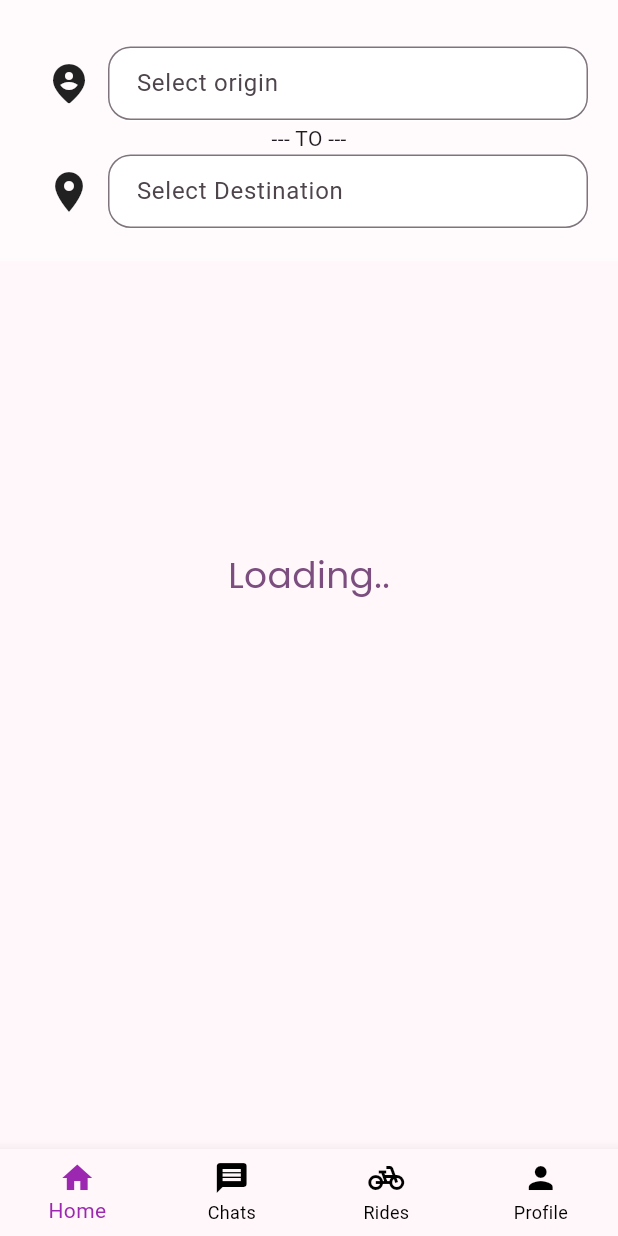
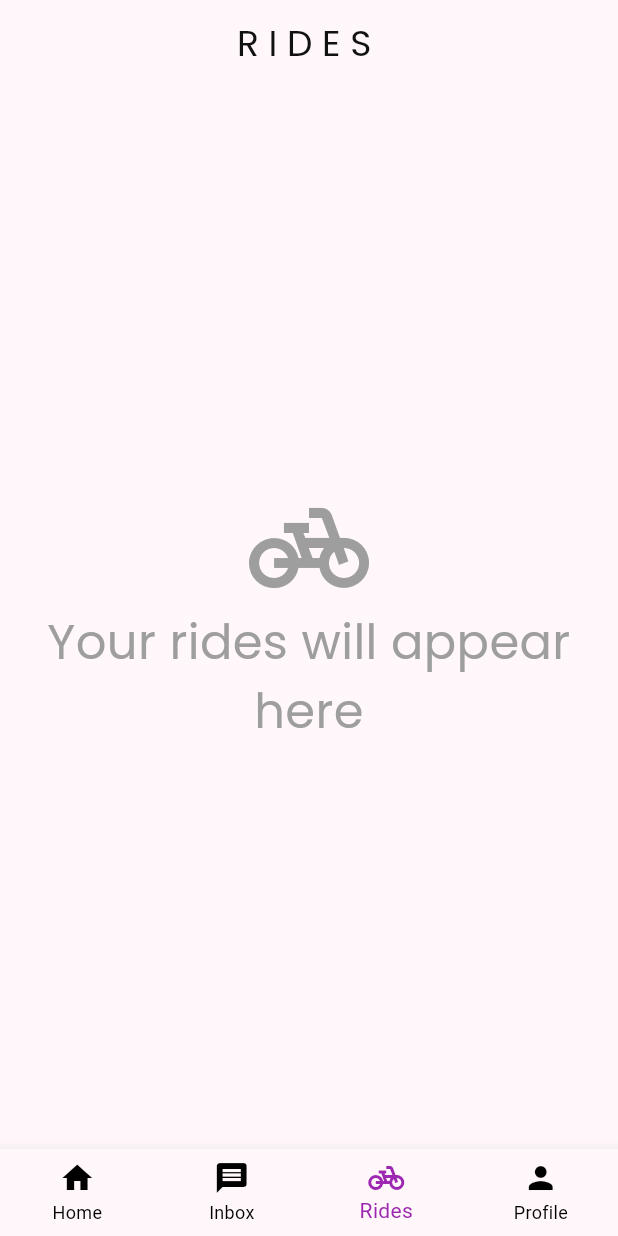
Before and after one commit to atnakayrus/shared_commute, a Flutter app: the screen it shows once a user with an empty profile is signed in, on a phone screen of 412 x 824 dp. Run offline on Flutter 3.47's test engine with Material 3 defaults, Android fonts, the phone set to English and light mode, and no system bars; our stand-ins replace cloud_firestore, firebase_auth, firebase_core, fluttertoast, google_fonts, google_maps_flutter and 1 more; missing offline and left inert: flutter_config_plus, flutter_polyline_points; accounts and stored records are empty.

```diff
--- a/lib/views/pages/home_wrapper/home_wrapper.dart
+++ b/lib/views/pages/home_wrapper/home_wrapper.dart
@@ -1,8 +1,8 @@
 import 'package:flutter/material.dart';
 import 'package:shared_commute/views/pages/home_wrapper/profile_page/profile_page.dart';
 import 'package:shared_commute/views/pages/home_wrapper/rides_page/rides_page.dart';
-import 'package:shared_commute/views/pages/home_wrapper/chats_page/chats_page.dart';
-import 'package:shared_commute/views/pages/home_wrapper/home_page/home_page.dart';
+import 'package:shared_commute/views/pages/home_wrapper/inbox_page/inbox_page.dart';
+import 'package:shared_commute/views/pages/home_wrapper/search_page/search_page.dart';
 
 class HomeWrapper extends StatefulWidget {
   static const pageId = '/home';
@@ -13,20 +13,20 @@ class HomeWrapper extends StatefulWidget {
 }
 
 class _HomeWrapperState extends State<HomeWrapper> {
-  int selected = 0;
+  int selected = 2;
 
   Widget selectedPage(selectedPage) {
     switch (selectedPage) {
       case 0:
-        return const HomePage();
+        return const SearchPage();
       case 1:
-        return const ChatsPage();
+        return const InboxPage();
       case 2:
         return const RidesPage();
       case 3:
         return const ProfilePage();
       default:
-        return const HomePage();
+        return const RidesPage();
     }
   }
 
@@ -51,7 +51,7 @@ class _HomeWrapperState extends State<HomeWrapper> {
             ),
             BottomNavigationBarItem(
               icon: Icon(Icons.message),
-              label: 'Chats',
+              label: 'Inbox',
             ),
             BottomNavigationBarItem(
               icon: Icon(Icons.pedal_bike),
--- a/lib/views/pages/home_wrapper/rides_page/rides_page.dart
+++ b/lib/views/pages/home_wrapper/rides_page/rides_page.dart
@@ -1,4 +1,6 @@
 import 'package:flutter/material.dart';
+import 'package:shared_commute/views/pages/home_wrapper/rides_page/ride_tile.dart';
+import 'package:shared_commute/views/widgets/sc_info_widget.dart';
 import 'package:shared_commute/views/widgets/widget_builders.dart';
 
 class RidesPage extends StatefulWidget {
@@ -12,10 +14,19 @@ class _RidesPageState extends State<RidesPage> {
   @override
   Widget build(BuildContext context) {
     return Scaffold(
-      appBar: scAppBar('rides'),
-      body: Container(
-        color: Colors.yellow,
-      ),
-    );
+        appBar: scAppBar('rides'),
+        body: ScInfoWidget(
+            icon: Icons.pedal_bike, text: 'Your rides will appear here')
+        //  SingleChildScrollView(
+        //   child: Column(
+        //     children: [
+        //       RideTile(),
+        //       RideTile(),
+        //       RideTile(),
+        //       RideTile(),
+        //     ],
+        //   ),
+        // ),
+        );
   }
 }
--- a/lib/views/pages/home_wrapper/home_page/home_page.dart
+++ b/lib/views/pages/home_wrapper/search_page/search_page.dart
@@ -8,19 +8,19 @@ import 'package:shared_commute/controllers/location/location_controller.dart';
 import 'package:shared_commute/models/address.dart';
 import 'package:shared_commute/models/google_route.dart';
 import 'package:shared_commute/services/geocoding_service.dart';
-import 'package:shared_commute/views/pages/home_wrapper/home_page/widgets/home_bottom_tab.dart';
-import 'package:shared_commute/views/pages/home_wrapper/home_page/widgets/home_map.dart';
-import 'package:shared_commute/views/pages/home_wrapper/home_page/widgets/map_layover.dart';
+import 'package:shared_commute/views/pages/home_wrapper/search_page/widgets/home_bottom_tab.dart';
+import 'package:shared_commute/views/pages/home_wrapper/search_page/widgets/home_map.dart';
+import 'package:shared_commute/views/pages/home_wrapper/search_page/widgets/map_layover.dart';
 import 'package:shared_commute/views/widgets/sc_error_page.dart';
 
-class HomePage extends StatefulWidget {
-  const HomePage({super.key});
+class SearchPage extends StatefulWidget {
+  const SearchPage({super.key});
 
   @override
-  State<HomePage> createState() => _HomePageState();
+  State<SearchPage> createState() => _HomePageState();
 }
 
-class _HomePageState extends State<HomePage> {
+class _HomePageState extends State<SearchPage> {
   TextEditingController originController = TextEditingController();
   TextEditingController destController = TextEditingController();
   LatLng? origin;
--- /dev/null
+++ b/lib/views/widgets/sc_info_widget.dart
@@ -0,0 +1,33 @@
+import 'package:flutter/material.dart';
+import 'package:shared_commute/consts/appstyle.dart';
+
+class ScInfoWidget extends StatelessWidget {
+  final IconData icon;
+  final String text;
+  const ScInfoWidget({super.key, required this.icon, required this.text});
+
+  @override
+  Widget build(BuildContext context) {
+    return Center(
+      child: Padding(
+        padding: const EdgeInsets.all(20),
+        child: Column(
+          mainAxisSize: MainAxisSize.min,
+          crossAxisAlignment: CrossAxisAlignment.center,
+          children: [
+            Icon(
+              icon,
+              size: 80,
+              color: Colors.grey,
+            ),
+            Text(
+              text,
+              style: Appstyle().titleText.copyWith(color: Colors.grey),
+              textAlign: TextAlign.center,
+            )
+          ],
+        ),
+      ),
+    );
+  }
+}
```
Also changed, not shown: lib/views/pages/home_wrapper/inbox_page/inbox_page.dart (renamed from lib/views/pages/home_wrapper/chats_page/chats_page.dart, +11 -6 lines), lib/views/pages/home_wrapper/rides_page/ride_tile.dart (added, +107 -0 lines), lib/views/widgets/corner_flair.dart (added, +67 -0 lines), lib/views/pages/home_wrapper/inbox_page/add_new_page.dart (renamed from lib/views/pages/home_wrapper/chats_page/add_new_page.dart), lib/views/pages/home_wrapper/inbox_page/chat_page/chat_page.dart (renamed from lib/views/pages/home_wrapper/chats_page/chat_page/chat_page.dart), lib/views/pages/home_wrapper/inbox_page/search_page.dart (renamed from lib/views/pages/home_wrapper/chats_page/search_page.dart), lib/views/pages/home_wrapper/inbox_page/widgets/chat_tile.dart (renamed from lib/views/pages/home_wrapper/chats_page/widgets/chat_tile.dart), lib/views/pages/home_wrapper/inbox_page/widgets/message_tile.dart (renamed from lib/views/pages/home_wrapper/chats_page/widgets/message_tile.dart), lib/views/pages/home_wrapper/inbox_page/widgets/search_bar_tile.dart (renamed from lib/views/pages/home_wrapper/chats_page/widgets/search_bar_tile.dart), lib/views/pages/home_wrapper/inbox_page/widgets/searched_user_tile.dart (renamed from lib/views/pages/home_wrapper/chats_page/widgets/searched_user_tile.dart), lib/views/pages/home_wrapper/search_page/widgets/home_bottom_tab.dart (renamed from lib/views/pages/home_wrapper/home_page/widgets/home_bottom_tab.dart), lib/views/pages/home_wrapper/search_page/widgets/home_map.dart (renamed from lib/views/pages/home_wrapper/home_page/widgets/home_map.dart), lib/views/pages/home_wrapper/search_page/widgets/map_layover.dart (renamed from lib/views/pages/home_wrapper/home_page/widgets/map_layover.dart).
